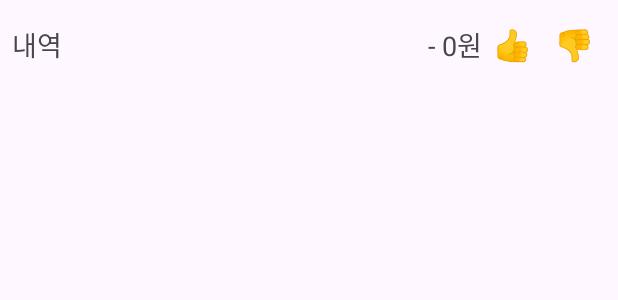
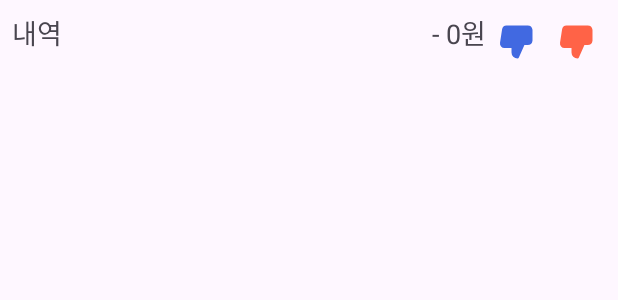
Before and after one commit to sujikim1130/SWU_GURU2_8, an Android app: the layout item_expense.xml on its own in the app's theme, with its tools: preview values and no code run, on a phone screen of 412 x 824 dp. Shown: the top 300 px of the screen. Run offline under Robolectric (Android 15) with nearby library versions, the phone set to English and light mode, and no system bars.

Commit message:
sub2 commit

```diff
--- a/app/src/main/java/com/example/financialledgerapp/Expense.kt
+++ b/app/src/main/java/com/example/financialledgerapp/Expense.kt
@@ -5,7 +5,9 @@ data class Expense(
     val amount: Double,
     val detail: String,
     val transactionType: String,
-    val category: String
+    val category: String,
+    var isSelectedThumbsUp: Boolean = false,  // ThumbsUp 선택 여부
+    var isSelectedThumbsDown: Boolean = false  // ThumbsDown 선택 여부
 ) {
     // 'toString()' 메서드 오버라이드
     override fun toString(): String {
--- /dev/null
+++ b/app/src/main/res/drawable/thumbs_down_selector.xml
@@ -0,0 +1,4 @@
+<selector xmlns:android="http://schemas.android.com/apk/res/android">
+    <item android:color="#FF3B30" android:state_selected="true"/> <!-- 선택 시 빨간색 -->
+    <item android:color="#808080"/> <!-- 기본 회색 -->
+</selector>
--- /dev/null
+++ b/app/src/main/res/drawable/thumbs_up.xml
@@ -0,0 +1,13 @@
+<vector xmlns:android="http://schemas.android.com/apk/res/android"
+    android:width="24dp"
+    android:height="24dp"
+    android:viewportWidth="24"
+    android:viewportHeight="24">
+  <path
+      android:pathData="M10,15v4a3,3 0,0 0,3 3l4,-9L17,2L5.72,2a2,2 0,0 0,-2 1.7l-1.38,9a2,2 0,0 0,2 2.3zM17,2h2.67A2.31,2.31 0,0 1,22 4v7a2.31,2.31 0,0 1,-2.33 2L17,13"
+      android:strokeLineJoin="round"
+      android:strokeWidth="2"
+      android:fillColor="@color/gray"
+      android:strokeColor="@color/gray"
+      android:strokeLineCap="round"/>
+</vector>
--- /dev/null
+++ b/app/src/main/res/drawable/thumbs_up_selector.xml
@@ -0,0 +1,4 @@
+<selector xmlns:android="http://schemas.android.com/apk/res/android">
+    <item android:color="#007AFF" android:state_selected="true"/> <!-- 선택 시 파란색 -->
+    <item android:color="#808080"/> <!-- 기본 회색 -->
+</selector>
--- a/app/src/main/res/layout/item_expense.xml
+++ b/app/src/main/res/layout/item_expense.xml
@@ -2,6 +2,7 @@
 <LinearLayout xmlns:android="http://schemas.android.com/apk/res/android"
     android:layout_width="match_parent"
     android:layout_height="wrap_content"
+    xmlns:app="http://schemas.android.com/apk/res-auto"
     android:orientation="horizontal"
     android:padding="8dp">
 
@@ -23,25 +24,24 @@
         android:text="- 0원" />
 
     <!-- 만족도 버튼 (이모지 사용) -->
-    <TextView
+    <ImageView
         android:id="@+id/thumbsUp"
         android:layout_width="wrap_content"
         android:layout_height="wrap_content"
-        android:text="👍"
-        android:textSize="20sp"
+        android:src="@drawable/thumbs_up"
+        app:tint="@color/blue"
         android:padding="8dp"
-        android:textColor="@color/gray"
         android:clickable="true"
         android:focusable="true" />
 
-    <TextView
+    <ImageView
         android:id="@+id/thumbsDown"
         android:layout_width="wrap_content"
         android:layout_height="wrap_content"
-        android:text="👎"
-        android:textSize="20sp"
+        android:src="@drawable/thumbs_up"
+        app:tint="@color/red"
         android:padding="8dp"
-        android:textColor="@color/gray"
         android:clickable="true"
         android:focusable="true" />
+
 </LinearLayout>
```
Also changed, not shown: app/src/main/java/com/example/financialledgerapp/ExpenseAdapter.kt (+37 -3 lines), app/src/main/res/drawable/thumbs_down.xml (added, +13 -0 lines).
